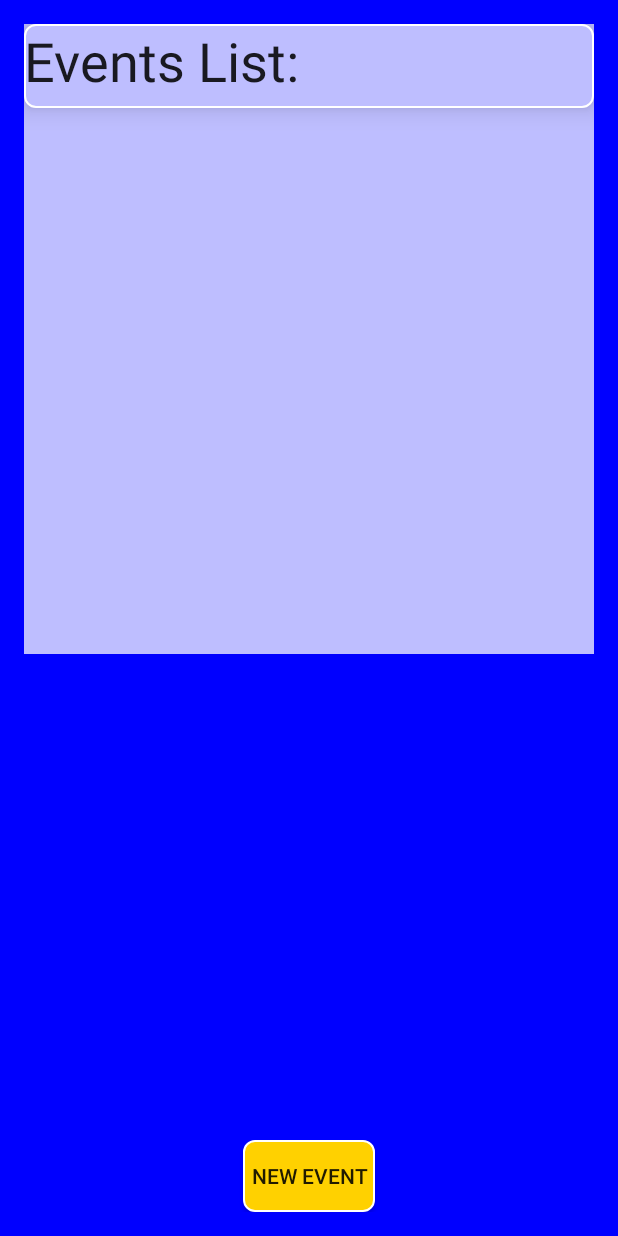
After one commit to PieterBredenkamp/Rubick-Cube, an Android app: the layout activity_create_event.xml on its own in the app's theme, with its tools: preview values and no code run, on a phone screen of 412 x 824 dp. The commit adds this screen. Run offline under Robolectric (Android 15) with nearby library versions, the phone set to English and light mode, and no system bars.

Commit message:
Basic Design so far.

```diff
--- /dev/null
+++ b/app/src/main/res/drawable/shape.xml
@@ -0,0 +1,14 @@
+<?xml version="1.0" encoding="utf-8"?>
+<shape xmlns:android="http://schemas.android.com/apk/res/android" >
+<stroke android:width="1dp"
+    android:color="#FFFFFF"/>
+<gradient
+    android:angle="225"
+    android:startColor="#ffd100"
+    android:endColor="#ffd100" />
+<corners
+    android:bottomLeftRadius="7dp"
+    android:bottomRightRadius="7dp"
+    android:topLeftRadius="7dp"
+    android:topRightRadius="7dp" />
+</shape>
--- /dev/null
+++ b/app/src/main/res/drawable/shape_2.xml
@@ -0,0 +1,14 @@
+<?xml version="1.0" encoding="utf-8"?>
+<shape xmlns:android="http://schemas.android.com/apk/res/android" >
+    <stroke android:width="1dp"
+        android:color="#FFFFFF"/>
+    <gradient
+        android:angle="225"
+        android:startColor="#bebeff"
+        android:endColor="#bebeff"/>
+    <corners
+        android:bottomLeftRadius="7dp"
+        android:bottomRightRadius="7dp"
+        android:topLeftRadius="7dp"
+        android:topRightRadius="7dp" />
+</shape>
--- /dev/null
+++ b/app/src/main/res/layout/activity_create_event.xml
@@ -0,0 +1,49 @@
+<RelativeLayout xmlns:android="http://schemas.android.com/apk/res/android"
+    xmlns:tools="http://schemas.android.com/tools" android:layout_width="match_parent"
+    android:layout_height="match_parent" android:paddingLeft="@dimen/activity_horizontal_margin"
+    android:paddingRight="@dimen/activity_horizontal_margin"
+    android:paddingTop="@dimen/activity_vertical_margin"
+    android:paddingBottom="@dimen/activity_vertical_margin"
+    android:background="#0000ff" tools:context=".CreateEvent">
+
+    <Button
+        android:layout_width="wrap_content"
+        android:layout_height="wrap_content"
+        android:background="@drawable/shape"
+        android:text="@string/New_Event"
+        android:id="@+id/button"
+        android:clickable="true"
+        android:contextClickable="false"
+        android:elegantTextHeight="false"
+        android:enabled="true"
+        android:layout_alignParentBottom="true"
+        android:layout_centerHorizontal="true"
+        android:elevation="@dimen/abc_action_bar_overflow_padding_start_material" />
+
+    <FrameLayout
+        android:layout_width="match_parent"
+        android:layout_height="420dp"
+        android:background="#bebeff"
+        android:layout_alignParentRight="true"
+        android:layout_alignParentEnd="true"
+        android:layout_alignTop="@+id/textView">
+
+    </FrameLayout>
+
+    <TextView
+        android:layout_width="wrap_content"
+        android:layout_height="wrap_content"
+        android:textAppearance="?android:attr/textAppearanceLarge"
+        android:text="@string/Header_Event"
+        android:background="@drawable/shape_2"
+        android:id="@+id/textView"
+        android:layout_alignParentTop="true"
+        android:height="@dimen/abc_action_bar_default_height_material"
+        android:textSize="@dimen/abc_action_button_min_width_overflow_material"
+        android:elevation="@dimen/abc_action_bar_overflow_padding_end_material"
+        android:layout_alignParentLeft="true"
+        android:layout_alignParentStart="true"
+        android:layout_alignParentRight="true"
+        android:layout_alignParentEnd="true" />
+
+</RelativeLayout>
--- /dev/null
+++ b/app/src/main/res/menu/menu_create_event.xml
@@ -0,0 +1,6 @@
+<menu xmlns:android="http://schemas.android.com/apk/res/android"
+    xmlns:app="http://schemas.android.com/apk/res-auto"
+    xmlns:tools="http://schemas.android.com/tools" tools:context=".CreateEvent">
+    <item android:id="@+id/action_settings" android:title="@string/action_settings"
+        android:orderInCategory="100" app:showAsAction="never" />
+</menu>
--- a/app/src/main/res/values/strings.xml
+++ b/app/src/main/res/values/strings.xml
@@ -1,6 +1,8 @@
 <resources>
-    <string name="app_name">PersonalAssistant</string>
+    <string name="app_name">Assistant App</string>
 
     <string name="hello_world">Hello world!</string>
     <string name="action_settings">Settings</string>
+    <string name="New_Event">New Event</string>
+    <string font-size="180pt" name="Header_Event">Events List:</string>
 </resources>
```
Also changed, not shown: 3 other files.
